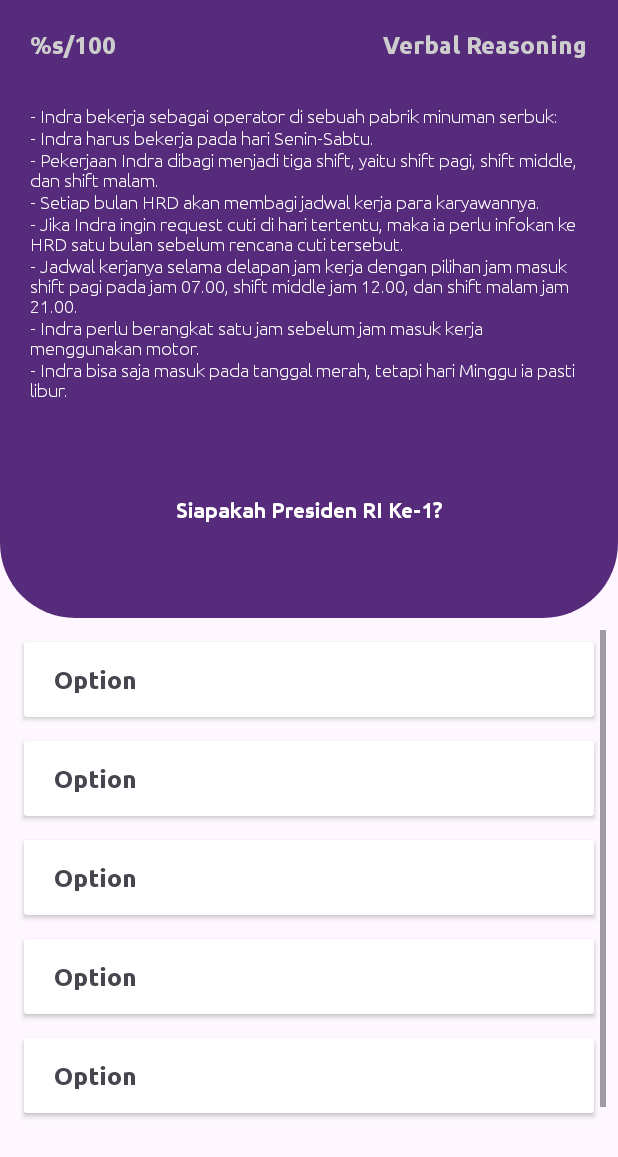
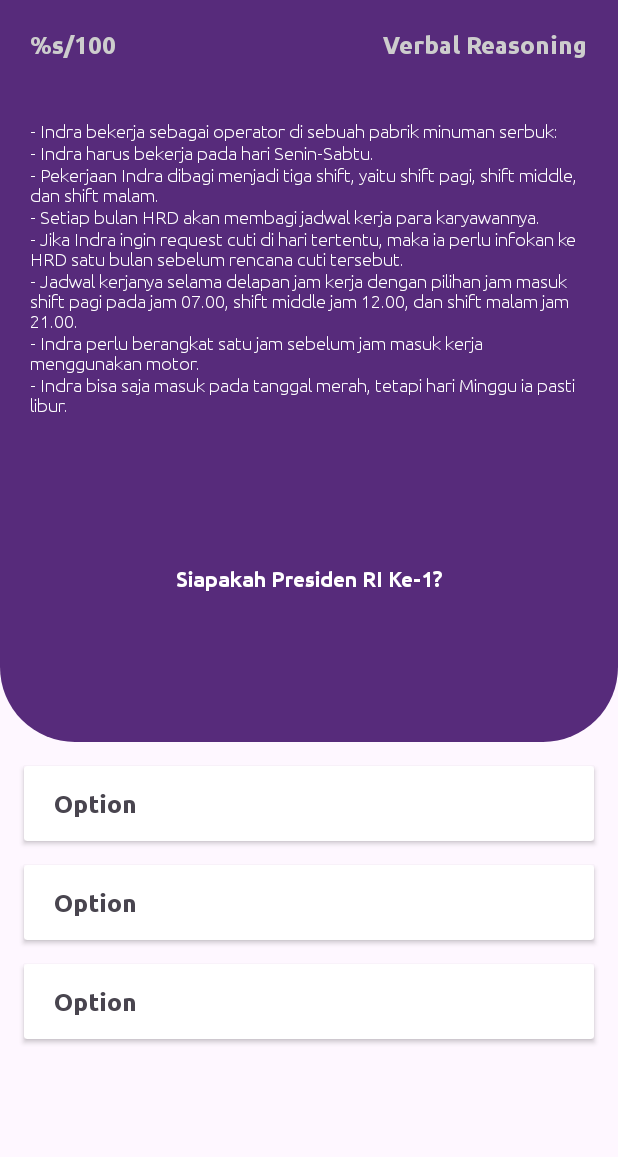
Before and after one commit to SiKarir/mobile-sikarir, an Android app: the layout activity_verbal_reasoning.xml on its own in the app's theme, with its tools: preview values and no code run, on a phone screen of 412 x 824 dp. Shown: the top 1157 px of the screen. Run offline under Robolectric (Android 15) with nearby library versions, the phone set to English and light mode, and no system bars.

Commit message:
feat: layout quiz

```diff
--- a/app/src/main/res/layout/activity_abstract_reasoning.xml
+++ b/app/src/main/res/layout/activity_abstract_reasoning.xml
@@ -55,6 +55,7 @@
 
         <ImageView
             android:id="@+id/ivQuizImage"
+            android:layout_marginTop="20dp"
             android:layout_width="0dp"
             android:layout_height="150dp"
             android:src="@drawable/ic_launcher_background"
--- a/app/src/main/res/layout/activity_spatial_aptitude.xml
+++ b/app/src/main/res/layout/activity_spatial_aptitude.xml
@@ -55,6 +55,7 @@
 
         <ImageView
             android:id="@+id/ivQuizImage"
+            android:layout_marginTop="20dp"
             android:layout_width="0dp"
             android:layout_height="150dp"
             android:src="@drawable/ic_launcher_background"
--- a/app/src/main/res/layout/activity_verbal_reasoning.xml
+++ b/app/src/main/res/layout/activity_verbal_reasoning.xml
@@ -15,7 +15,7 @@
         app:layout_constraintStart_toStartOf="parent"
         app:layout_constraintTop_toTopOf="parent"
         app:layout_constraintHorizontal_bias="0.0"
-        app:layout_constraintHeight_percent="0.5">
+        app:layout_constraintHeight_percent="0.6">
 
         <LinearLayout
             android:id="@+id/greetingLayout"
@@ -56,7 +56,7 @@
         <LinearLayout
             android:id="@+id/text_container"
             android:layout_width="0dp"
-            android:layout_marginTop="70dp"
+            android:layout_marginTop="80dp"
             android:layout_height="wrap_content"
             android:layout_marginHorizontal="20dp"
             android:orientation="vertical"
@@ -161,7 +161,7 @@
         app:layout_constraintStart_toStartOf="parent"
         app:layout_constraintEnd_toEndOf="parent"
         app:layout_constraintBottom_toTopOf="@+id/ll_buttons"
-        tools:itemCount="5"
+        tools:itemCount="3"
         tools:listitem="@layout/item_answer_text"
         android:layout_margin="8dp"
         android:clipToPadding="false"
```
